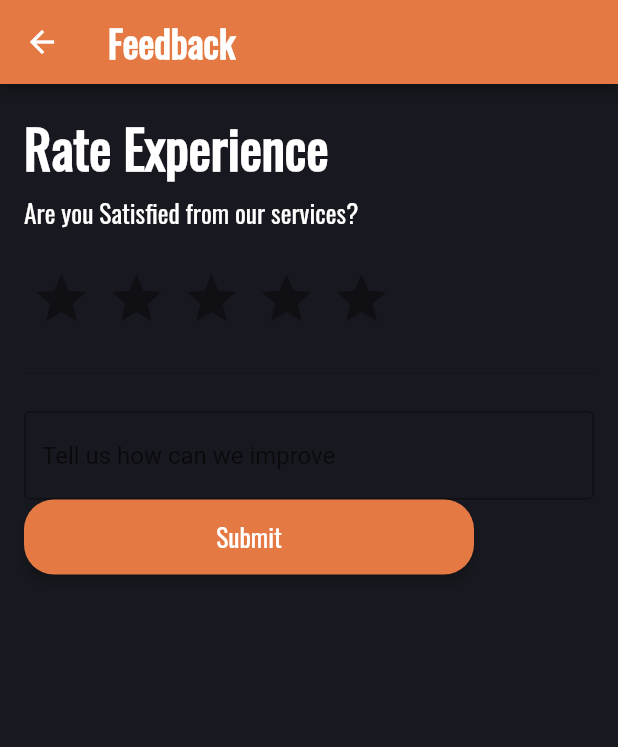
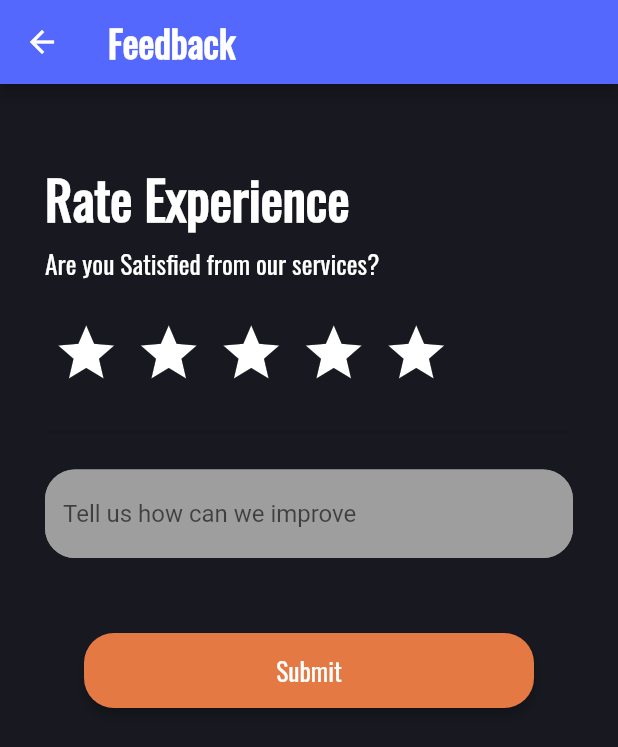
Before and after one commit to YagnikBarasiya23/FitPad, a Flutter app: the FeedbackScreen screen opened directly, on a phone screen of 412 x 824 dp. Shown: the top 747 px of the screen. Run offline on Flutter 3.47's test engine with Material 2 defaults, Android fonts, the phone set to English and light mode, and no system bars; drawn by our look-alikes of flutter_rating_bar; our stand-ins replace firebase_auth, firebase_core, firebase_database, font_awesome_flutter, modal_progress_hud_nsn, pedometer and 1 more; missing offline and left inert: vertical_weight_slider; accounts and stored records are empty.

Commit message:
initial commit

```diff
--- a/lib/screens/calculators/calculator.dart
+++ b/lib/screens/calculators/calculator.dart
@@ -383,7 +383,7 @@ class _CalculatorState extends State<Calculator> {
                                 borderRadius: BorderRadius.only(
                                     topRight: Radius.circular(20),
                                     topLeft: Radius.circular(20))),
-                            backgroundColor: const Color(0xFF2566CF),
+                            backgroundColor: blueColor,
                             context: context,
                             builder: (context) => ResultSheet(
                               height: height,
--- a/lib/screens/calculators/result_sheet.dart
+++ b/lib/screens/calculators/result_sheet.dart
@@ -64,12 +64,12 @@ class ResultSheet extends StatelessWidget {
           children: [
             Text(
               'Your $name is',
-              style: kTextStyleSmall.copyWith(color: Colors.white),
+              style: kTextStyleSmall,
             ),
             const SizedBox(height: 15),
             Text(
               sum.toStringAsFixed(1),
-              style: kTextStyleHeadings.copyWith(color: Colors.white),
+              style: kTextStyleHeadings,
             ),
           ],
         ),
--- a/lib/screens/feedback_screen.dart
+++ b/lib/screens/feedback_screen.dart
@@ -11,17 +11,19 @@ class FeedbackScreen extends StatelessWidget {
         child: Scaffold(
       resizeToAvoidBottomInset: false,
       appBar: AppBar(
-        backgroundColor: const Color(0xFFE57944),
+        backgroundColor: blueColor,
         title: const Text(
           'Feedback',
           style: kTextStyleHeaders,
         ),
       ),
       body: Padding(
-        padding: const EdgeInsets.all(16.0),
+        padding: const EdgeInsets.only(left: 30,right: 30),
         child: Column(
           crossAxisAlignment: CrossAxisAlignment.start,
+
           children: [
+            const SizedBox(height: 50),
             const Text(
               'Rate Experience',
               style: kTextStyleHeadings,
@@ -37,6 +39,9 @@ class FeedbackScreen extends StatelessWidget {
                   color: Color(0xFFE21414),
                 );
               },
+              itemCount: 5,
+              itemSize: 45,
+              unratedColor: Colors.white,
               itemPadding: const EdgeInsets.all(5),
               initialRating: 0,
               allowHalfRating: true,
@@ -44,12 +49,13 @@ class FeedbackScreen extends StatelessWidget {
             ),
             const Divider(thickness: 1, height: 50),
             TextFormField(
-              decoration: const InputDecoration(
+              decoration: kTextFieldDecoration.copyWith(
                 hintText: 'Tell us how can we improve',
-                  border: OutlineInputBorder(
-                      borderSide: BorderSide(color: Colors.grey))),
               ),
-            mainButton(
+            ),
+            const SizedBox(height: 50),
+            Center(
+              child: mainButton(
                 "Submit",
                 () {
                   Alert(
@@ -59,7 +65,8 @@ class FeedbackScreen extends StatelessWidget {
                       type: AlertType.success,
                       closeIcon: const Icon(Icons.clear),
                       style: const AlertStyle(
-                        animationType: AnimationType.shrink, alertElevation: 2),
+                          animationType: AnimationType.shrink,
+                          alertElevation: 2),
                       buttons: [
                         DialogButton(
                             child: const Text('Back'),
@@ -69,6 +76,7 @@ class FeedbackScreen extends StatelessWidget {
                       ]).show();
                 },
               ),
+            ),
           ],
         ),
       ),
--- a/lib/screens/hybrid/workout_screen.dart
+++ b/lib/screens/hybrid/workout_screen.dart
@@ -255,7 +255,7 @@ class _WorkoutScreenState extends State<WorkoutScreen> {
     return SafeArea(
         child: Scaffold(
       appBar: AppBar(
-        backgroundColor: const Color(0xFFE57944),
+        backgroundColor: blueColor,
         title: Text(widget.name.toString(), style: kTextStyleHeaders),
       ),
       body: naam == null
--- a/lib/screens/login_screen.dart
+++ b/lib/screens/login_screen.dart
@@ -66,7 +66,7 @@ class _LoginScreenState extends State<LoginScreen> {
         ),
         inAsyncCall: showSpinner,
         child: Center(
-          child: SingleChildScrollView(
+          child: SingleChildScrollView( reverse: true,
             child: Form(
               key: formKey,
               child: Column(
@@ -80,7 +80,7 @@ class _LoginScreenState extends State<LoginScreen> {
                   Padding(
                     padding: const EdgeInsets.only(
                         bottom: 15, left: 40, right: 40, top: 30),
-                    child: TextFormField(
+                    child: TextFormField(textCapitalization: TextCapitalization.words,
                       decoration: kTextFieldDecoration.copyWith(
                           hintText: "Email",
                           prefixIcon: const Icon(
@@ -103,7 +103,7 @@ class _LoginScreenState extends State<LoginScreen> {
                   ),
                   Padding(
                     padding: const EdgeInsets.symmetric(horizontal: 40),
-                    child: TextFormField(
+                    child: TextFormField(textCapitalization: TextCapitalization.words,
                       decoration: kTextFieldDecoration.copyWith(
                           hintText: "Password",
                           suffixIcon: IconButton(
--- a/lib/screens/register_screen.dart
+++ b/lib/screens/register_screen.dart
@@ -91,7 +91,7 @@ class _RegisterScreenState extends State<RegisterScreen> {
         ),
         inAsyncCall: showSpinner,
         child: Center(
-          child: SingleChildScrollView(
+          child: SingleChildScrollView( reverse: true,
             child: Form(
               key: formKey,
               child: Column(
@@ -106,6 +106,7 @@ class _RegisterScreenState extends State<RegisterScreen> {
                     padding:
                         const EdgeInsets.symmetric(horizontal: 40, vertical: 5),
                     child: TextFormField(
+                      textCapitalization: TextCapitalization.words,
                       decoration: kTextFieldDecoration.copyWith(
                           hintText: "Username",
                           prefixIcon: const Icon(
@@ -129,6 +130,7 @@ class _RegisterScreenState extends State<RegisterScreen> {
                     padding:
                         const EdgeInsets.symmetric(horizontal: 40, vertical: 5),
                     child: TextFormField(
+                      textCapitalization: TextCapitalization.words,
                       decoration: kTextFieldDecoration.copyWith(
                           hintText: "Email",
                           prefixIcon: const Icon(
@@ -177,6 +179,7 @@ class _RegisterScreenState extends State<RegisterScreen> {
                     padding:
                         const EdgeInsets.symmetric(horizontal: 40, vertical: 5),
                     child: TextFormField(
+                      textCapitalization: TextCapitalization.words,
                       decoration: kTextFieldDecoration.copyWith(
                           hintText: "Password",
                           suffixIcon: IconButton(
--- a/lib/screens/reset_password_screen.dart
+++ b/lib/screens/reset_password_screen.dart
@@ -52,6 +52,7 @@ class _ResetPasswordScreenState extends State<ResetPasswordScreen> {
         inAsyncCall: showSpinner,
         child: Center(
           child: SingleChildScrollView(
+            reverse: true,
             child: Form(
               key: formKey,
               child: Column(
@@ -66,7 +67,7 @@ class _ResetPasswordScreenState extends State<ResetPasswordScreen> {
                   Padding(
                     padding: const EdgeInsets.only(
                         bottom: 15, left: 40, right: 40, top: 30),
-                    child: TextFormField(
+                    child: TextFormField(textCapitalization: TextCapitalization.words,
                       decoration: kTextFieldDecoration.copyWith(
                           hintText: "Email",
                           prefixIcon: const Icon(
```
Also changed, not shown: lib/components/ToDolist_state.dart (+11 -5 lines), lib/components/profile_state.dart (+6 -1 lines), lib/screens/hybrid/hybrid_screen.dart (+9 -7 lines), lib/screens/hybrid/list_screen.dart (+3 -7 lines). Lines whose indentation alone changed are shown as unchanged.
